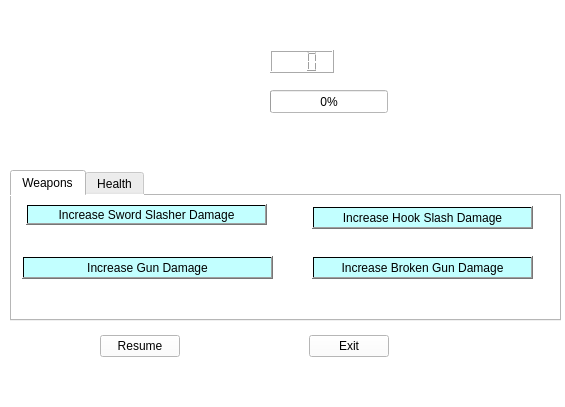
First picture: the form in CS340-CourseProject/PirateAdventure/pause.ui, repository jramirez23/PirateAdventures, before the edit.
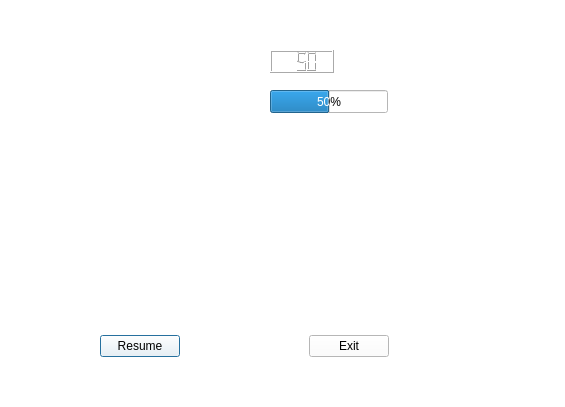
Second picture: the form after the edit. Icons and pictures are not drawn.

Commit message:
Changed Pause UI to very simple pause
Couldn’t implement added functionality

Patch:
```diff
--- a/CS340-CourseProject/PirateAdventure/pause.ui
+++ b/CS340-CourseProject/PirateAdventure/pause.ui
@@ -45,10 +45,16 @@
     </rect>
    </property>
    <property name="maximum">
-    <number>22</number>
+    <number>100</number>
    </property>
    <property name="value">
-    <number>0</number>
+    <number>50</number>
+   </property>
+   <property name="textVisible">
+    <bool>true</bool>
+   </property>
+   <property name="format">
+    <string>%v%</string>
    </property>
   </widget>
   <widget class="QLCDNumber" name="lcdNumber">
@@ -70,128 +76,9 @@
     <enum>QLCDNumber::Outline</enum>
    </property>
    <property name="intValue" stdset="0">
-    <number>0</number>
+    <number>50</number>
    </property>
   </widget>
-  <widget class="QTabWidget" name="Weapons">
-   <property name="geometry">
-    <rect>
-     <x>10</x>
-     <y>170</y>
-     <width>551</width>
-     <height>151</height>
-    </rect>
-   </property>
-   <property name="currentIndex">
-    <number>0</number>
-   </property>
-   <widget class="QWidget" name="getAmmo">
-    <attribute name="title">
-     <string>Weapons</string>
-    </attribute>
-    <widget class="QPushButton" name="incSwordDamage">
-     <property name="geometry">
-      <rect>
-       <x>14</x>
-       <y>8</y>
-       <width>241</width>
-       <height>21</height>
-      </rect>
-     </property>
-     <property name="styleSheet">
-      <string notr="true">background-color: qconicalgradient(cx:0.5, cy:0.5, angle:176.9, stop:0 rgba(194, 255, 255, 255));</string>
-     </property>
-     <property name="text">
-      <string>Increase Sword Slasher Damage</string>
-     </property>
-    </widget>
-    <widget class="QPushButton" name="incGunDamage">
-     <property name="geometry">
-      <rect>
-       <x>10</x>
-       <y>60</y>
-       <width>251</width>
-       <height>23</height>
-      </rect>
-     </property>
-     <property name="styleSheet">
-      <string notr="true">background-color: qconicalgradient(cx:0.5, cy:0.5, angle:176.9, stop:0 rgba(194, 255, 255, 255));</string>
-     </property>
-     <property name="text">
-      <string>Increase Gun Damage</string>
-     </property>
-    </widget>
-    <widget class="QPushButton" name="incHookDamage">
-     <property name="geometry">
-      <rect>
-       <x>300</x>
-       <y>10</y>
-       <width>221</width>
-       <height>23</height>
-      </rect>
-     </property>
-     <property name="styleSheet">
-      <string notr="true">background-color: qconicalgradient(cx:0.5, cy:0.5, angle:176.9, stop:0 rgba(194, 255, 255, 255));</string>
-     </property>
-     <property name="text">
-      <string>Increase Hook Slash Damage</string>
-     </property>
-    </widget>
-    <widget class="QPushButton" name="incBrokenGunDamage">
-     <property name="geometry">
-      <rect>
-       <x>300</x>
-       <y>60</y>
-       <width>221</width>
-       <height>23</height>
-      </rect>
-     </property>
-     <property name="styleSheet">
-      <string notr="true">background-color: qconicalgradient(cx:0.5, cy:0.5, angle:176.9, stop:0 rgba(194, 255, 255, 255));</string>
-     </property>
-     <property name="text">
-      <string>Increase Broken Gun Damage</string>
-     </property>
-    </widget>
-   </widget>
-   <widget class="QWidget" name="getHealth">
-    <attribute name="title">
-     <string>Health</string>
-    </attribute>
-    <widget class="QPushButton" name="restoreHealth">
-     <property name="geometry">
-      <rect>
-       <x>80</x>
-       <y>10</y>
-       <width>381</width>
-       <height>32</height>
-      </rect>
-     </property>
-     <property name="styleSheet">
-      <string notr="true">background-color: qconicalgradient(cx:0.5, cy:0.5, angle:176.9, stop:0 rgba(194, 255, 255, 255));</string>
-     </property>
-     <property name="text">
-      <string>Restore Health</string>
-     </property>
-    </widget>
-    <widget class="QPushButton" name="incHealth">
-     <property name="geometry">
-      <rect>
-       <x>80</x>
-       <y>60</y>
-       <width>381</width>
-       <height>32</height>
-      </rect>
-     </property>
-     <property name="styleSheet">
-      <string notr="true">background-color: qconicalgradient(cx:0.5, cy:0.5, angle:176.9, stop:0 rgba(194, 255, 255, 255));</string>
-     </property>
-     <property name="text">
-      <string>Increase Health</string>
-     </property>
-    </widget>
-   </widget>
-  </widget>
   <widget class="QWidget" name="layoutWidget">
    <property name="geometry">
     <rect>
```
Left out of the diff: 19 changed lines with no effect on the pictures. The commit also changes 19 other files.
